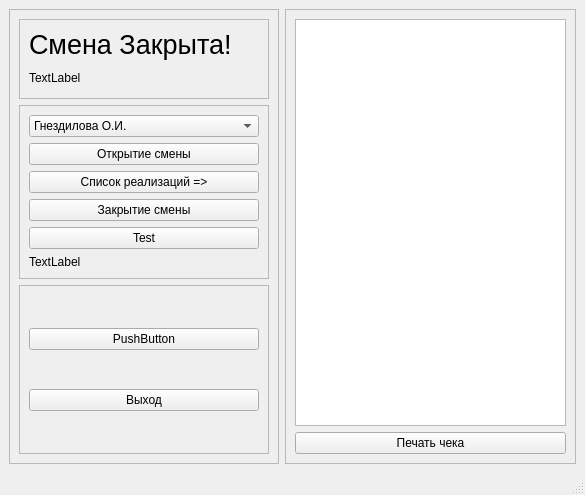
First picture: the form in atolMain.ui, repository leoneii/ixjournal, before the edit.
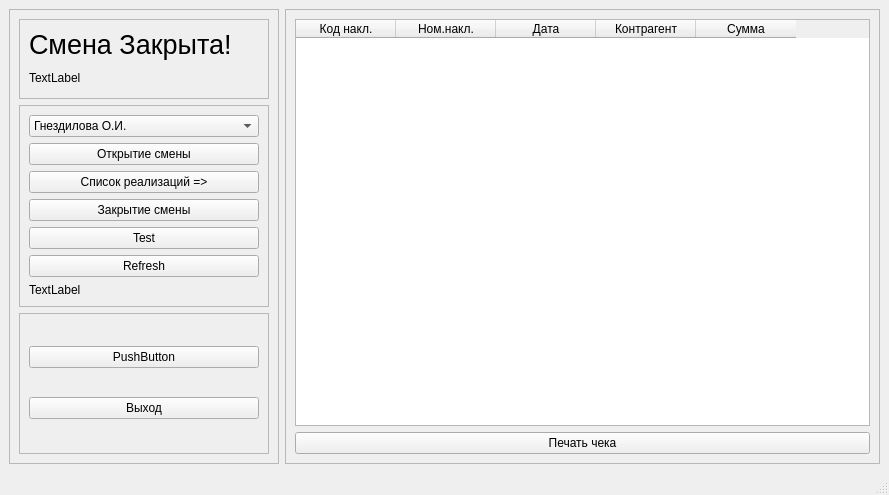
Second picture: the form after the edit.

What changed in the file:
```diff
--- a/atolMain.ui
+++ b/atolMain.ui
@@ -6,7 +6,7 @@
    <rect>
     <x>0</x>
     <y>0</y>
-    <width>585</width>
+    <width>889</width>
     <height>495</height>
    </rect>
   </property>
@@ -154,6 +154,13 @@
             </property>
            </widget>
           </item>
+          <item>
+           <widget class="QPushButton" name="pushButton_refresh">
+            <property name="text">
+             <string>Refresh</string>
+            </property>
+           </widget>
+          </item>
           <item>
            <widget class="QLabel" name="label_2">
             <property name="text">
@@ -227,7 +234,33 @@
       </property>
       <layout class="QVBoxLayout" name="verticalLayout">
        <item>
-        <widget class="QTableView" name="tableView"/>
+        <widget class="QTableWidget" name="tableWidget">
+         <column>
+          <property name="text">
+           <string>Код накл.</string>
+          </property>
+         </column>
+         <column>
+          <property name="text">
+           <string>Ном.накл.</string>
+          </property>
+         </column>
+         <column>
+          <property name="text">
+           <string>Дата</string>
+          </property>
+         </column>
+         <column>
+          <property name="text">
+           <string>Контрагент</string>
+          </property>
+         </column>
+         <column>
+          <property name="text">
+           <string>Сумма</string>
+          </property>
+         </column>
+        </widget>
        </item>
        <item>
         <widget class="QPushButton" name="pushButton_2">
```
Left out of the diff: 6 changed lines with no effect on the pictures.
